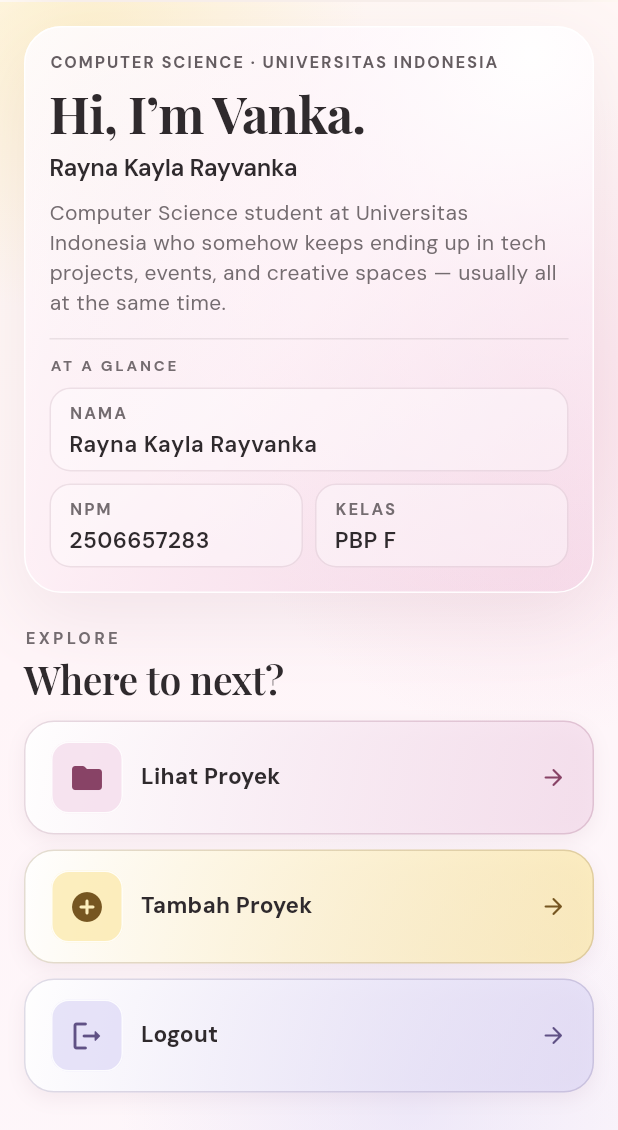
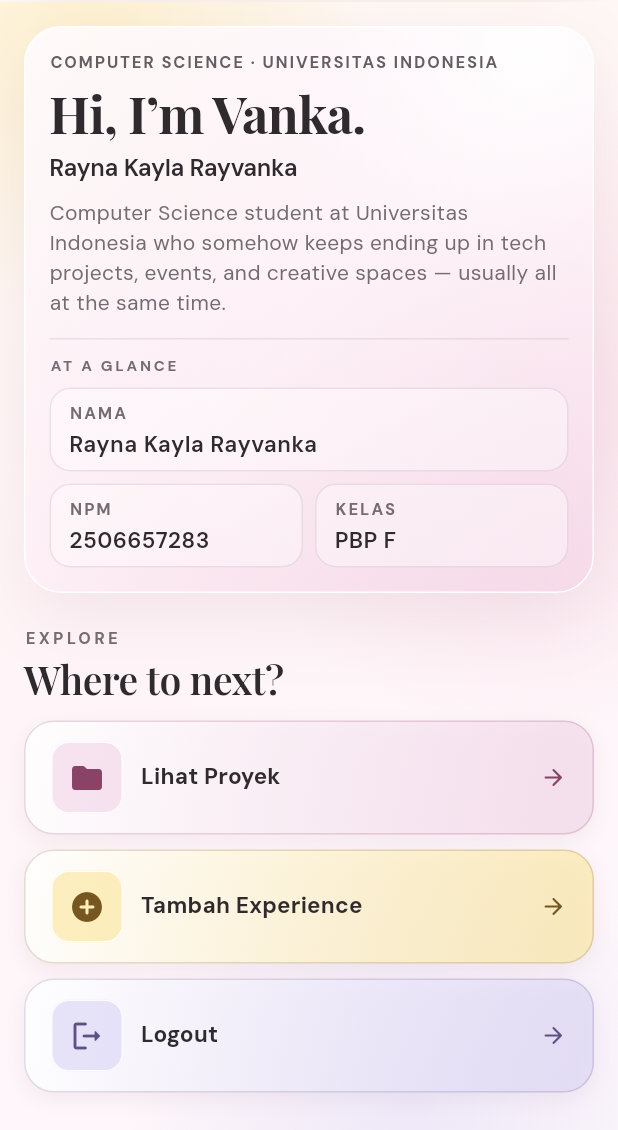
Before and after one commit to raynakyla/myportofolio_mobile, a Flutter app: the screen it shows after launch, on a phone screen of 412 x 824 dp, the part 106-1236 px from its top. Run offline on Flutter 3.47's test engine with Material 3 defaults, Android fonts, the phone set to English and light mode, and no system bars.

Commit message:
feat: open experience form from home

```diff
--- a/lib/main.dart
+++ b/lib/main.dart
@@ -1,5 +1,6 @@
 import 'package:flutter/material.dart';
 import 'package:myportofolio_mobile/menu.dart';
+import 'package:myportofolio_mobile/portfolio_style.dart';
 
 void main() {
   runApp(const MyApp());
@@ -10,12 +11,12 @@ class MyApp extends StatelessWidget {
 
   @override
   Widget build(BuildContext context) {
-    final colorScheme = ColorScheme.fromSeed(seedColor: const Color(0xFFF6CEDD))
+    final colorScheme = ColorScheme.fromSeed(seedColor: PortfolioColors.pink)
         .copyWith(
-          primary: const Color(0xFF9D5F78),
-          secondary: const Color(0xFFFBE8A6),
-          surface: const Color(0xFFFFF9F3),
-          onSurface: const Color(0xFF2F2A2D),
+          primary: PortfolioColors.mauve,
+          secondary: PortfolioColors.yellow,
+          surface: PortfolioColors.cream,
+          onSurface: PortfolioColors.ink,
         );
 
     return MaterialApp(
@@ -24,7 +25,7 @@ class MyApp extends StatelessWidget {
         useMaterial3: true,
         fontFamily: 'DM Sans',
         colorScheme: colorScheme,
-        scaffoldBackgroundColor: const Color(0xFFFFF9F3),
+        scaffoldBackgroundColor: PortfolioColors.cream,
       ),
       home: const MyHomePage(title: 'MyPortfolio'),
     );
--- a/lib/menu.dart
+++ b/lib/menu.dart
@@ -1,16 +1,8 @@
 import 'package:flutter/material.dart';
+import 'package:myportofolio_mobile/experience_form.dart';
+import 'package:myportofolio_mobile/portfolio_style.dart';
 
 const _compactWidth = 600.0;
-
-class _PortfolioColors {
-  static const cream = Color(0xFFFFF9F3);
-  static const pink = Color(0xFFF6CEDD);
-  static const yellow = Color(0xFFFBE8A6);
-  static const lavender = Color(0xFFDDD8F6);
-  static const ink = Color(0xFF2F2A2D);
-  static const muted = Color(0xFF746C70);
-  static const mauve = Color(0xFF9D5F78);
-}
 
 class ItemHomepage {
   const ItemHomepage(this.name, this.icon, this.accent, this.accentInk);
@@ -36,15 +28,15 @@ class MyHomePage extends StatelessWidget {
       Color(0xFF884366),
     ),
     ItemHomepage(
-      'Tambah Proyek',
+      'Tambah Experience',
       Icons.add_circle_rounded,
-      _PortfolioColors.yellow,
+      PortfolioColors.yellow,
       Color(0xFF765621),
     ),
     ItemHomepage(
       'Logout',
       Icons.logout_rounded,
-      _PortfolioColors.lavender,
+      PortfolioColors.lavender,
       Color(0xFF605185),
     ),
   ];
@@ -58,7 +50,7 @@ class MyHomePage extends StatelessWidget {
       appBar: AppBar(
         toolbarHeight: isNarrow ? 72 : 88,
         titleSpacing: horizontalPadding,
-        backgroundColor: _PortfolioColors.cream,
+        backgroundColor: PortfolioColors.cream,
         surfaceTintColor: Colors.transparent,
         elevation: 0,
         title: Center(
@@ -72,7 +64,7 @@ class MyHomePage extends StatelessWidget {
                 border: Border.all(color: Colors.white.withValues(alpha: 0.78)),
                 gradient: LinearGradient(
                   colors: [
-                    _PortfolioColors.pink.withValues(alpha: 0.70),
+                    PortfolioColors.pink.withValues(alpha: 0.70),
                     const Color(0xFFFDF1F7).withValues(alpha: 0.82),
                   ],
                 ),
@@ -91,7 +83,7 @@ class MyHomePage extends StatelessWidget {
                     'Rayna.',
                     style: TextStyle(
                       fontFamily: 'Playfair Display',
-                      color: _PortfolioColors.mauve,
+                      color: PortfolioColors.mauve,
                       fontSize: 18,
                       fontWeight: FontWeight.w600,
                       fontStyle: FontStyle.italic,
@@ -101,7 +93,7 @@ class MyHomePage extends StatelessWidget {
                   Text(
                     title.toUpperCase(),
                     style: const TextStyle(
-                      color: _PortfolioColors.mauve,
+                      color: PortfolioColors.mauve,
                       fontSize: 10,
                       fontWeight: FontWeight.w700,
                       letterSpacing: 2,
@@ -122,7 +114,7 @@ class MyHomePage extends StatelessWidget {
                   begin: Alignment.topLeft,
                   end: Alignment.bottomRight,
                   colors: [
-                    _PortfolioColors.cream,
+                    PortfolioColors.cream,
                     Color(0xFFFFF5F8),
                     Color(0xFFFDF7FB),
                   ],
@@ -134,17 +126,17 @@ class MyHomePage extends StatelessWidget {
           const Positioned(
             top: -160,
             left: -125,
-            child: _PastelOrb(color: _PortfolioColors.yellow, size: 370),
+            child: _PastelOrb(color: PortfolioColors.yellow, size: 370),
           ),
           const Positioned(
             top: 60,
             right: -160,
-            child: _PastelOrb(color: _PortfolioColors.pink, size: 430),
+            child: _PastelOrb(color: PortfolioColors.pink, size: 430),
           ),
           const Positioned(
             bottom: -180,
             left: 80,
-            child: _PastelOrb(color: _PortfolioColors.lavender, size: 390),
+            child: _PastelOrb(color: PortfolioColors.lavender, size: 390),
           ),
           SafeArea(
             child: SingleChildScrollView(
@@ -168,7 +160,7 @@ class MyHomePage extends StatelessWidget {
                         const Text(
                           'EXPLORE',
                           style: TextStyle(
-                            color: _PortfolioColors.muted,
+                            color: PortfolioColors.muted,
                             fontSize: 11,
                             fontWeight: FontWeight.w700,
                             letterSpacing: 2.2,
@@ -179,7 +171,7 @@ class MyHomePage extends StatelessWidget {
                           'Where to next?',
                           style: TextStyle(
                             fontFamily: 'Playfair Display',
-                            color: _PortfolioColors.ink,
+                            color: PortfolioColors.ink,
                             fontSize: isNarrow ? 26 : 30,
                             fontWeight: FontWeight.w600,
                             letterSpacing: -0.3,
@@ -270,36 +262,9 @@ class _HeroCard extends StatelessWidget {
     final isNarrow = MediaQuery.sizeOf(context).width < _compactWidth;
     final radius = BorderRadius.circular(isNarrow ? 25 : 32);
 
-    return DecoratedBox(
-      decoration: BoxDecoration(
+    return PortfolioGlassPanel(
       borderRadius: radius,
-        gradient: const LinearGradient(
-          begin: Alignment.topLeft,
-          end: Alignment.bottomRight,
-          colors: [Color(0xE0FFFDFE), Color(0xCCFFF0F7), Color(0xA6F5D1E5)],
-          stops: [0, 0.5, 1],
-        ),
-        boxShadow: const [
-          BoxShadow(
-            color: Color(0x1C89536C),
-            blurRadius: 42,
-            offset: Offset(0, 16),
-          ),
-        ],
-      ),
-      child: Container(
-        width: double.infinity,
       padding: EdgeInsets.all(isNarrow ? 16 : 48),
-        decoration: BoxDecoration(
-          border: Border.all(color: const Color(0xF2FFFFFF)),
-          borderRadius: radius,
-          gradient: const RadialGradient(
-            center: Alignment(0.78, -0.9),
-            radius: 1.05,
-            colors: [Color(0xF5FFFFFF), Color(0x70FFF9FD), Color(0x00FFF9FD)],
-            stops: [0, 0.40, 1],
-          ),
-        ),
       child: Column(
         crossAxisAlignment: CrossAxisAlignment.start,
         children: [
@@ -318,7 +283,7 @@ class _HeroCard extends StatelessWidget {
             'Hi, I’m Vanka.',
             style: TextStyle(
               fontFamily: 'Playfair Display',
-                color: _PortfolioColors.ink,
+              color: PortfolioColors.ink,
               fontSize: isNarrow ? 34 : 66,
               fontWeight: FontWeight.w700,
               letterSpacing: isNarrow ? -0.6 : -1.2,
@@ -329,7 +294,7 @@ class _HeroCard extends StatelessWidget {
           Text(
             'Rayna Kayla Rayvanka',
             style: TextStyle(
-                color: _PortfolioColors.ink,
+              color: PortfolioColors.ink,
               fontSize: isNarrow ? 16 : 18,
               fontWeight: FontWeight.w600,
               letterSpacing: -0.3,
@@ -341,7 +306,7 @@ class _HeroCard extends StatelessWidget {
             child: Text(
               'Computer Science student at Universitas Indonesia who somehow keeps ending up in tech projects, events, and creative spaces — usually all at the same time.',
               style: TextStyle(
-                  color: _PortfolioColors.muted,
+                color: PortfolioColors.muted,
                 fontSize: isNarrow ? 14 : 15,
                 height: isNarrow ? 1.45 : 1.55,
               ),
@@ -353,7 +318,7 @@ class _HeroCard extends StatelessWidget {
           const Text(
             'AT A GLANCE',
             style: TextStyle(
-                color: _PortfolioColors.muted,
+              color: PortfolioColors.muted,
               fontSize: 10,
               fontWeight: FontWeight.w700,
               letterSpacing: 1.8,
@@ -427,7 +392,6 @@ class _HeroCard extends StatelessWidget {
           ),
         ],
       ),
-      ),
     );
   }
 }
@@ -459,7 +423,7 @@ class InfoCard extends StatelessWidget {
           Text(
             label.toUpperCase(),
             style: const TextStyle(
-              color: _PortfolioColors.muted,
+              color: PortfolioColors.muted,
               fontSize: 11,
               fontWeight: FontWeight.w700,
               letterSpacing: 1.3,
@@ -469,7 +433,7 @@ class InfoCard extends StatelessWidget {
           Text(
             value,
             style: const TextStyle(
-              color: _PortfolioColors.ink,
+              color: PortfolioColors.ink,
               fontSize: 15,
               fontWeight: FontWeight.w600,
               height: 1.3,
@@ -543,10 +507,19 @@ class ItemCard extends StatelessWidget {
         onPressed: () {
           final messenger = ScaffoldMessenger.of(context);
           messenger.removeCurrentSnackBar();
+          if (item.name == 'Tambah Experience') {
+            Navigator.push(
+              context,
+              MaterialPageRoute<void>(
+                builder: (context) => const ExperienceFormPage(),
+              ),
+            );
+            return;
+          }
           messenger.showSnackBar(
             SnackBar(
               behavior: SnackBarBehavior.floating,
-              backgroundColor: _PortfolioColors.ink,
+              backgroundColor: PortfolioColors.ink,
               content: Text('Kamu telah menekan tombol ${item.name}!'),
             ),
           );
@@ -568,7 +541,7 @@ class ItemCard extends StatelessWidget {
               child: Text(
                 item.name,
                 style: const TextStyle(
-                  color: _PortfolioColors.ink,
+                  color: PortfolioColors.ink,
                   fontSize: 15,
                   fontWeight: FontWeight.w700,
                   height: 1.25,
--- /dev/null
+++ b/lib/portfolio_style.dart
@@ -0,0 +1,61 @@
+import 'package:flutter/material.dart';
+
+class PortfolioColors {
+  static const cream = Color(0xFFFFF9F3);
+  static const pink = Color(0xFFF6CEDD);
+  static const yellow = Color(0xFFFBE8A6);
+  static const lavender = Color(0xFFDDD8F6);
+  static const ink = Color(0xFF2F2A2D);
+  static const muted = Color(0xFF746C70);
+  static const mauve = Color(0xFF9D5F78);
+}
+
+class PortfolioGlassPanel extends StatelessWidget {
+  const PortfolioGlassPanel({
+    super.key,
+    required this.child,
+    required this.padding,
+    required this.borderRadius,
+  });
+
+  final Widget child;
+  final EdgeInsetsGeometry padding;
+  final BorderRadius borderRadius;
+
+  @override
+  Widget build(BuildContext context) {
+    return DecoratedBox(
+      decoration: BoxDecoration(
+        borderRadius: borderRadius,
+        gradient: const LinearGradient(
+          begin: Alignment.topLeft,
+          end: Alignment.bottomRight,
+          colors: [Color(0xE0FFFDFE), Color(0xCCFFF0F7), Color(0xA6F5D1E5)],
+          stops: [0, 0.5, 1],
+        ),
+        boxShadow: const [
+          BoxShadow(
+            color: Color(0x1C89536C),
+            blurRadius: 42,
+            offset: Offset(0, 16),
+          ),
+        ],
+      ),
+      child: Container(
+        width: double.infinity,
+        padding: padding,
+        decoration: BoxDecoration(
+          border: Border.all(color: const Color(0xF2FFFFFF)),
+          borderRadius: borderRadius,
+          gradient: const RadialGradient(
+            center: Alignment(0.78, -0.9),
+            radius: 1.05,
+            colors: [Color(0xF5FFFFFF), Color(0x70FFF9FD), Color(0x00FFF9FD)],
+            stops: [0, 0.40, 1],
+          ),
+        ),
+        child: child,
+      ),
+    );
+  }
+}
```
Also changed, not shown: lib/experience_form.dart (added, +104 -0 lines), 1 other file. Lines whose indentation alone changed are shown as unchanged.
